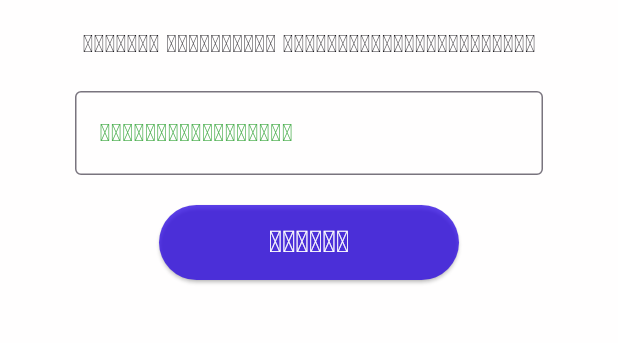
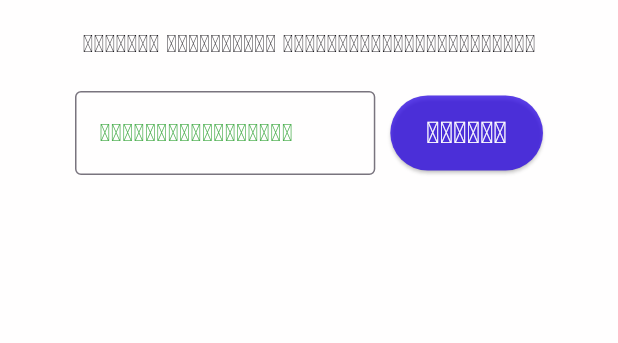
Before and after one commit to Yingyony0097/student_id_card01, a Flutter app: the Searchstudent screen opened directly, on a phone screen of 412 x 824 dp, the part 188-531 px from its top. Run offline on Flutter 3.47's test engine with Material 3 defaults, Android fonts, the phone set to English and light mode, and no system bars.

Commit message:
chage bottom

```diff
--- a/lib/screen/search_student.dart
+++ b/lib/screen/search_student.dart
@@ -1,7 +1,7 @@
 import 'package:flutter/material.dart';
 
 class Searchstudent extends StatefulWidget {
-  const Searchstudent({super.key});
+  const Searchstudent({Key? key});
 
   @override
   State<Searchstudent> createState() => _SearchstudentState();
@@ -40,7 +40,11 @@ class _SearchstudentState extends State<Searchstudent> {
                 style: TextStyle(fontSize: 16, fontWeight: FontWeight.bold),
               ),
               const SizedBox(height: 20),
-              TextField(
+              Row(
+                mainAxisAlignment: MainAxisAlignment.center,
+                children: [
+                  Expanded(
+                    child: TextField(
                       controller: _searchController,
                       decoration: const InputDecoration(
                         labelText: 'ປ້ອນລະຫັດນັກສຶກສາ',
@@ -48,13 +52,15 @@ class _SearchstudentState extends State<Searchstudent> {
                         border: OutlineInputBorder(),
                       ),
                     ),
-              const SizedBox(height: 20),
+                  ),
+                  const SizedBox(width: 10),
                   ElevatedButton(
                     onPressed: () {},
                     style: ButtonStyle(
                       backgroundColor: MaterialStateProperty.all<Color>(
                           const Color.fromARGB(192, 39, 2, 226)),
-                  minimumSize: MaterialStateProperty.all(const Size(200, 50)),
+                      minimumSize:
+                          MaterialStateProperty.all(const Size(100, 50)),
                     ),
                     child: const Text(
                       'ຄົ້ນຫາ',
@@ -66,8 +72,16 @@ class _SearchstudentState extends State<Searchstudent> {
                   ),
                 ],
               ),
+            ],
+          ),
         ),
       ),
     );
   }
 }
+
+void main() {
+  runApp(const MaterialApp(
+    home: Searchstudent(),
+  ));
+}
```
Lines whose indentation alone changed are shown as unchanged.
